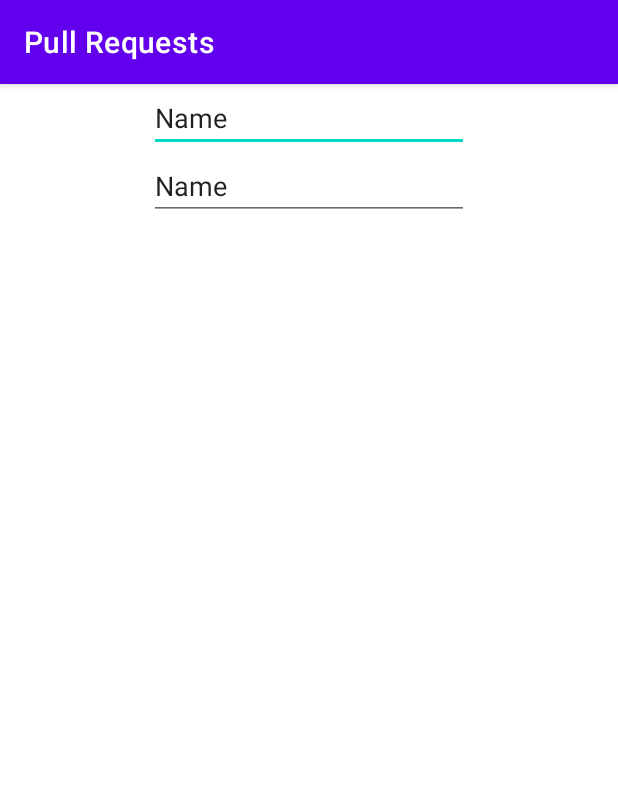
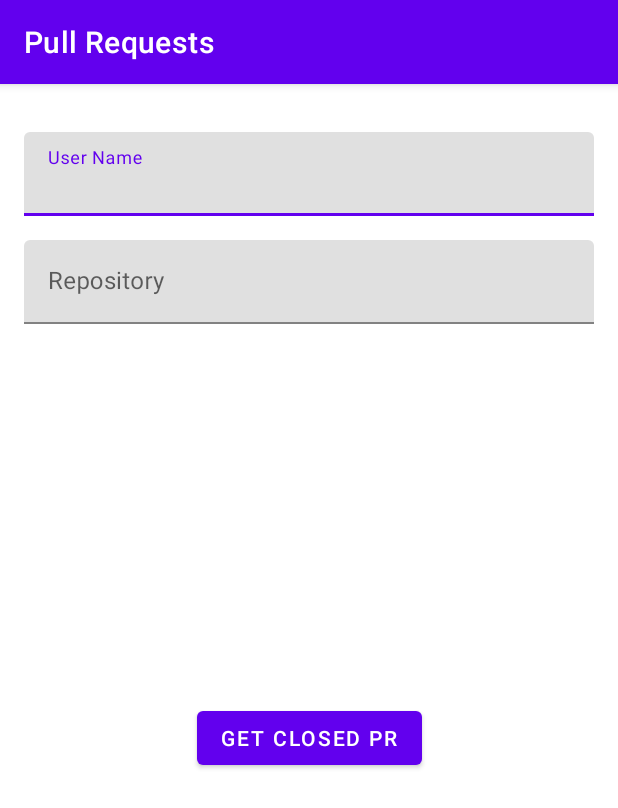
Before and after one commit to ranjanproject/PullRequests, an Android app: the screen it shows after launch (ProjectAndUserNameActivity), on a phone screen of 412 x 824 dp. Shown: the top 808 px of the screen. Run offline under Robolectric (Android 15) with nearby library versions, the phone set to English and light mode, and no system bars.

Commit message:
user fragment elements added

```diff
--- a/app/src/main/res/layout/fragment_user_and_project.xml
+++ b/app/src/main/res/layout/fragment_user_and_project.xml
@@ -7,26 +7,60 @@
     android:layout_height="match_parent"
     tools:context=".fragments.UserAndProjectFragment">
 
-    <EditText
-        android:id="@+id/user_name_ETv"
+    <com.google.android.material.textfield.TextInputLayout
+        android:id="@+id/user_name_textField"
+        android:layout_width="match_parent"
+        android:layout_height="wrap_content"
+        android:paddingTop="@dimen/padding_large"
+        android:paddingStart="@dimen/padding_medium"
+        android:paddingEnd="@dimen/padding_medium"
+        app:layout_constraintTop_toTopOf="parent"
+        app:layout_constraintStart_toStartOf="parent"
+        app:layout_constraintEnd_toEndOf="parent"
+        android:hint="@string/user_name">
+
+        <com.google.android.material.textfield.TextInputEditText
+            android:id="@+id/user_name_et"
+            android:layout_width="match_parent"
+            android:layout_height="wrap_content"
+            app:layout_constraintBottom_toBottomOf="parent"
+            app:layout_constraintEnd_toEndOf="parent"
+            app:layout_constraintStart_toStartOf="parent" />
+
+    </com.google.android.material.textfield.TextInputLayout>
+
+    <com.google.android.material.textfield.TextInputLayout
+        android:id="@+id/project_name_textField"
+        android:layout_width="match_parent"
+        android:layout_height="wrap_content"
+        android:paddingTop="@dimen/padding_medium"
+        android:paddingStart="@dimen/padding_medium"
+        android:paddingEnd="@dimen/padding_medium"
+        app:layout_constraintTop_toBottomOf="@id/user_name_textField"
+        app:layout_constraintStart_toStartOf="parent"
+        app:layout_constraintEnd_toEndOf="parent"
+        android:hint="@string/repo_name">
+
+        <com.google.android.material.textfield.TextInputEditText
+            android:id="@+id/project_name_et"
+            android:layout_width="match_parent"
+            android:layout_height="wrap_content"
+            app:layout_constraintBottom_toBottomOf="parent"
+            app:layout_constraintEnd_toEndOf="parent"
+            app:layout_constraintStart_toStartOf="parent" />
+
+    </com.google.android.material.textfield.TextInputLayout>
+
+    <Button
+        android:id="@+id/get_closed_pr_btn"
         android:layout_width="wrap_content"
         android:layout_height="wrap_content"
-        android:ems="10"
-        android:inputType="textPersonName"
-        android:text="Name"
+        android:text="@string/get_closed_pr_btn"
+        app:layout_constraintBottom_toBottomOf="parent"
         app:layout_constraintEnd_toEndOf="parent"
+        app:layout_constraintHorizontal_bias="0.5"
         app:layout_constraintStart_toStartOf="parent"
-        app:layout_constraintTop_toTopOf="parent" />
-
-    <EditText
-        android:id="@+id/project_name_etv"
-        android:layout_width="wrap_content"
-        android:layout_height="wrap_content"
-        android:ems="10"
-        android:inputType="textPersonName"
-        android:text="Name"
-        app:layout_constraintEnd_toEndOf="parent"
-        app:layout_constraintStart_toStartOf="parent"
-        app:layout_constraintTop_toBottomOf="@+id/user_name_ETv" />
+        app:layout_constraintTop_toBottomOf="@+id/project_name_textField"
+        app:layout_constraintVertical_bias="0.45" />
 
 </androidx.constraintlayout.widget.ConstraintLayout>
--- /dev/null
+++ b/app/src/main/res/values/dimens.xml
@@ -0,0 +1,5 @@
+<?xml version="1.0" encoding="utf-8"?>
+<resources>
+    <dimen name="padding_medium">16dp</dimen>
+    <dimen name="padding_large">32dp</dimen>
+</resources>
--- a/app/src/main/res/values/strings.xml
+++ b/app/src/main/res/values/strings.xml
@@ -1,5 +1,7 @@
 <resources>
     <string name="app_name">Pull Requests</string>
-    <!-- TODO: Remove or change this placeholder text -->
+    <string name="user_name">User Name</string>
+    <string name="repo_name">Repository</string>
     <string name="hello_blank_fragment">Hello blank fragment</string>
+    <string name="get_closed_pr_btn">GET CLOSED PR</string>
 </resources>
```
